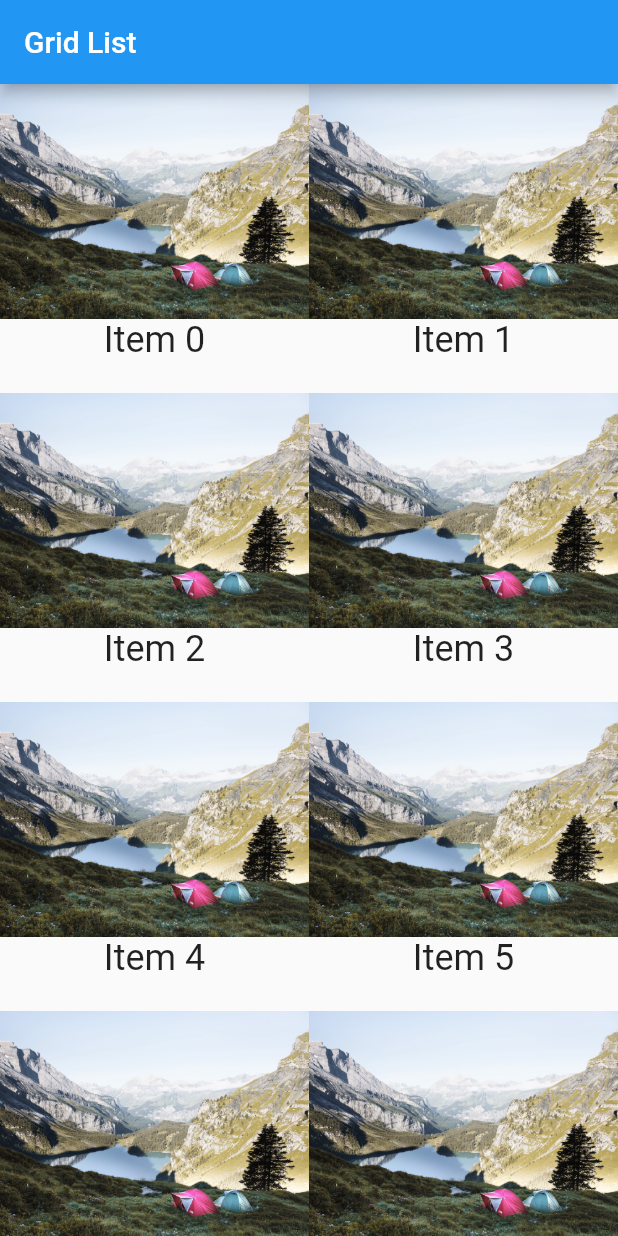
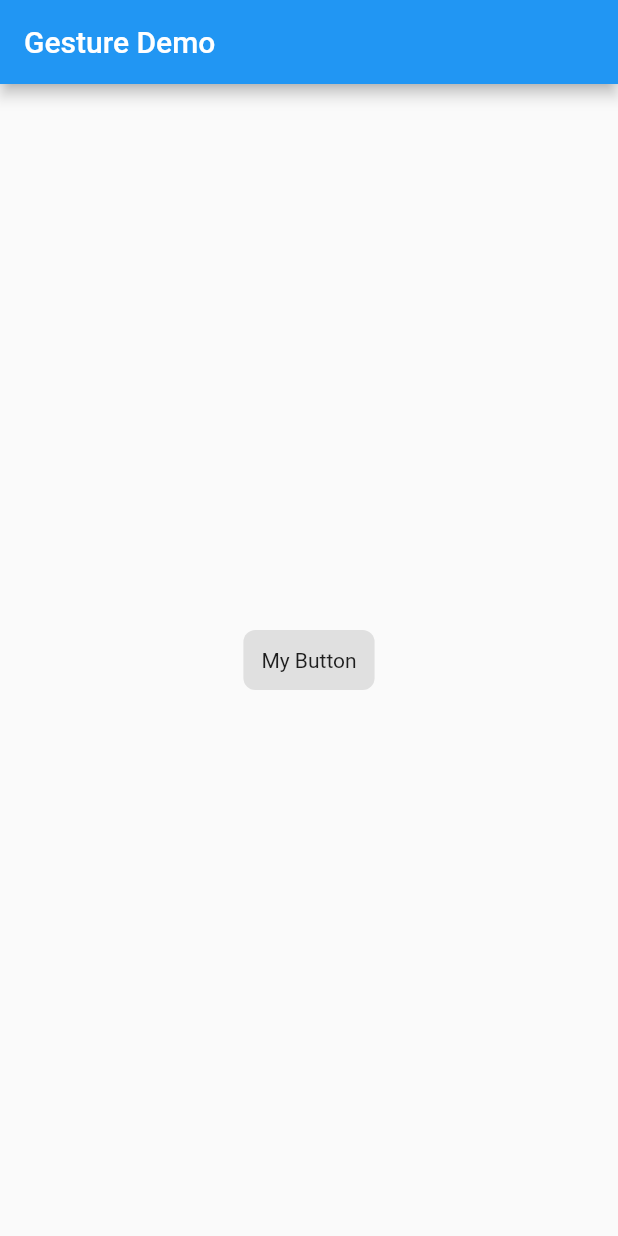
Before and after one commit to shenglinFL/FlutterDraft, a Flutter app: the screen it shows after launch, on a phone screen of 412 x 824 dp. Run offline on Flutter 3.47's test engine with Material 2 defaults, Android fonts, the phone set to English and light mode, and no system bars.

Commit message:
[处理Taps](https://flutterchina.club/cookbook/gestures/handling-taps/)

```diff
--- a/lib/main.dart
+++ b/lib/main.dart
@@ -1,43 +1,54 @@
 import 'package:flutter/material.dart';
 
-void main() {
-  runApp(new MyApp());
-}
+void main() => runApp(new MyApp());
 
 class MyApp extends StatelessWidget {
   @override
   Widget build(BuildContext context) {
-    final title = 'Grid List';
+    final title = 'Gesture Demo';
 
     return new MaterialApp(
       title: title,
-      home: new Scaffold(
-        appBar: new AppBar(
-          title: new Text(title),
+      home: new MyHomePage(title: title),
+    );
+  }
+}
+
+class MyHomePage extends StatelessWidget {
+  final String title;
+
+  MyHomePage({Key key, this.title}) : super(key: key);
+
+  @override
+  Widget build(BuildContext context) {
+    return new Scaffold(
+      appBar: new AppBar(
+        title: new Text(title),
+      ),
+      body: new Center(child: new MyButton()),
+    );
+  }
+}
+
+class MyButton extends StatelessWidget {
+  @override
+  Widget build(BuildContext context) {
+    // Our GestureDetector wraps our button
+    return new InkWell(
+      // When the child is tapped, show a snackbar
+      onTap: () {
+        final snackBar = new SnackBar(content: new Text("Tap"));
+
+        Scaffold.of(context).showSnackBar(snackBar);
+      },
+      // Our Custom Button!
+      child: new Container(
+        padding: new EdgeInsets.all(12.0),
+        decoration: new BoxDecoration(
+          color: Theme.of(context).buttonColor,
+          borderRadius: new BorderRadius.circular(8.0),
         ),
-        body: new GridView.count(
-          // Create a grid with 2 columns. If you change the scrollDirection to
-          // horizontal, this would produce 2 rows.
-          crossAxisCount: 2,
-          // Generate 100 Widgets that display their index in the List
-          children: new List.generate(100, (index) {
-            return new Center(
-//              child: new Text(
-//                'Item $index',
-//                style: Theme.of(context).textTheme.headline,
-//              ),
-              child: new Column(
-                children: <Widget>[
-                  new Image.asset('images/lake.jpg'),
-                  new Text(
-                    'Item $index',
-                    style: Theme.of(context).textTheme.headline,
-                  )
-                ],
-              ),
-            );
-          }),
-        ),
+        child: new Text('My Button'),
       ),
     );
   }
```
